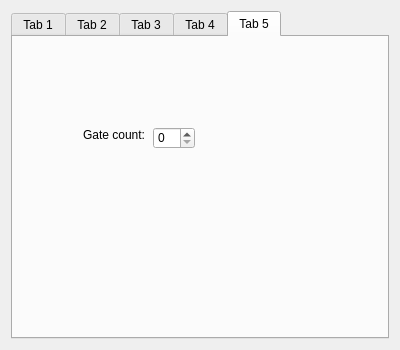
The window that BambooTracker/gui/instrument_editor/instrument_editor_ssg_form.ui (BambooTracker/BambooTracker) describes before a commit, drawn with Qt 5.
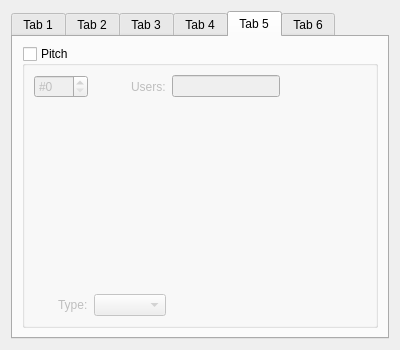
The same window after the commit. The open tabs and pages were chosen to show the change. Custom widgets are drawn as their Qt base class.

Commit message: Add SSG pitch edit

```diff
--- a/BambooTracker/gui/instrument_editor/instrument_editor_ssg_form.ui
+++ b/BambooTracker/gui/instrument_editor/instrument_editor_ssg_form.ui
@@ -320,35 +320,117 @@
       <attribute name="title">
        <string>Tab 5</string>
       </attribute>
-      <widget class="QLabel" name="gateCountLabel">
-       <property name="geometry">
-        <rect>
-         <x>70</x>
-         <y>90</y>
-         <width>61</width>
-         <height>16</height>
-        </rect>
-       </property>
-       <property name="text">
-        <string>Gate count:</string>
-       </property>
-      </widget>
-      <widget class="QSpinBox" name="gateCountSpinBox">
-       <property name="geometry">
-        <rect>
-         <x>140</x>
-         <y>90</y>
-         <width>42</width>
-         <height>22</height>
-        </rect>
-       </property>
-       <property name="minimum">
-        <number>0</number>
-       </property>
-       <property name="maximum">
-        <number>99</number>
-       </property>
-      </widget>
+      <layout class="QGridLayout" name="gridLayout_12">
+       <item row="0" column="0">
+        <widget class="QGroupBox" name="ptEditGroupBox">
+         <property name="title">
+          <string>Pitch</string>
+         </property>
+         <property name="checkable">
+          <bool>true</bool>
+         </property>
+         <property name="checked">
+          <bool>false</bool>
+         </property>
+         <layout class="QGridLayout" name="gridLayout_11">
+          <item row="0" column="3">
+           <spacer name="horizontalSpacer_6">
+            <property name="orientation">
+             <enum>Qt::Horizontal</enum>
+            </property>
+            <property name="sizeHint" stdset="0">
+             <size>
+              <width>40</width>
+              <height>20</height>
+             </size>
+            </property>
+           </spacer>
+          </item>
+          <item row="0" column="2">
+           <widget class="QLineEdit" name="ptUsersLineEdit">
+            <property name="enabled">
+             <bool>false</bool>
+            </property>
+            <property name="readOnly">
+             <bool>true</bool>
+            </property>
+           </widget>
+          </item>
+          <item row="0" column="0">
+           <widget class="QSpinBox" name="ptNumSpinBox">
+            <property name="prefix">
+             <string>#</string>
+            </property>
+            <property name="maximum">
+             <number>127</number>
+            </property>
+           </widget>
+          </item>
+          <item row="0" column="1" alignment="Qt::AlignRight">
+           <widget class="QLabel" name="ptUsersLabel">
+            <property name="text">
+             <string>Users:</string>
+            </property>
+           </widget>
+          </item>
+          <item row="1" column="0" colspan="4">
+           <widget class="VisualizedInstrumentMacroEditor" name="ptEditor" native="true"/>
+          </item>
+          <item row="2" column="0" alignment="Qt::AlignRight">
+           <widget class="QLabel" name="ptTypeLabel">
+            <property name="text">
+             <string>Type:</string>
+            </property>
+           </widget>
+          </item>
+          <item row="2" column="1">
+           <widget class="QComboBox" name="ptTypeComboBox"/>
+          </item>
+         </layout>
+        </widget>
+       </item>
+      </layout>
+     </widget>
+     <widget class="QWidget" name="tab_6">
+      <attribute name="title">
+       <string>Tab 6</string>
+      </attribute>
+      <layout class="QGridLayout" name="gridLayout_10">
+       <item row="0" column="0">
+        <layout class="QFormLayout" name="formLayout">
+         <item row="0" column="0">
+          <widget class="QLabel" name="gateCountLabel">
+           <property name="text">
+            <string>Gate count:</string>
+           </property>
+          </widget>
+         </item>
+         <item row="0" column="1">
+          <widget class="QSpinBox" name="gateCountSpinBox">
+           <property name="minimum">
+            <number>0</number>
+           </property>
+           <property name="maximum">
+            <number>99</number>
+           </property>
+          </widget>
+         </item>
+        </layout>
+       </item>
+       <item row="0" column="1">
+        <spacer name="horizontalSpacer_5">
+         <property name="orientation">
+          <enum>Qt::Horizontal</enum>
+         </property>
+         <property name="sizeHint" stdset="0">
+          <size>
+           <width>40</width>
+           <height>20</height>
+          </size>
+         </property>
+        </spacer>
+       </item>
+      </layout>
      </widget>
     </widget>
    </item>
```
Left out of the diff: 2 changed lines with no effect on the pictures. The commit also changes 15 other files.
